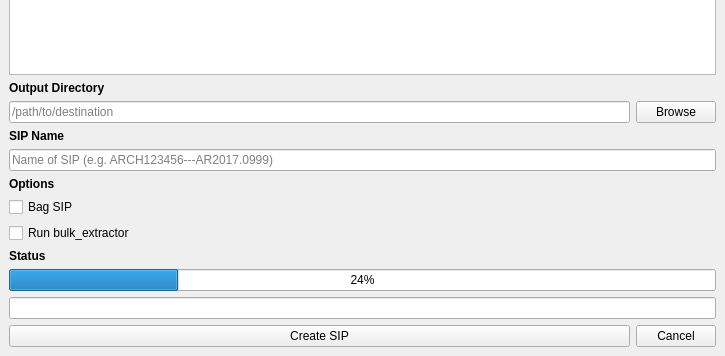
Before: the Qt Designer form design.ui in CCA-Public/sipcreator, drawn with Qt 5; both pictures show x 0 to 725 and y 369 to 725 of the 725 by 725 pixel window.
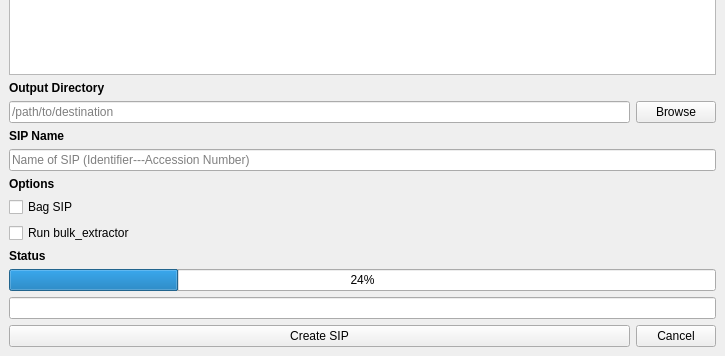
After: the same form once the commit is applied.

Commit message: Update placeholder text for SIP Name

Patch:
```diff
--- a/design.ui
+++ b/design.ui
@@ -18,7 +18,7 @@
     <item row="10" column="0" colspan="2">
      <widget class="QLineEdit" name="sipName">
       <property name="placeholderText">
-       <string>Name of SIP (e.g. ARCH123456---AR2017.0999)</string>
+       <string>Name of SIP (Identifier---Accession Number)</string>
       </property>
      </widget>
     </item>
```
The commit also changes 1 other file.
